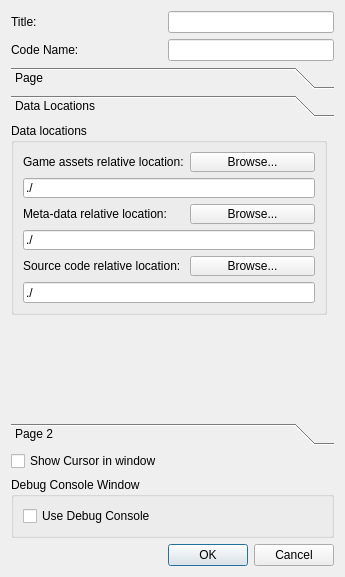
The window that Editor/src/Dialogs/DlgProjectSettings.ui (GameOverture/HarmonyEngine) describes before a commit, drawn with Qt 5.
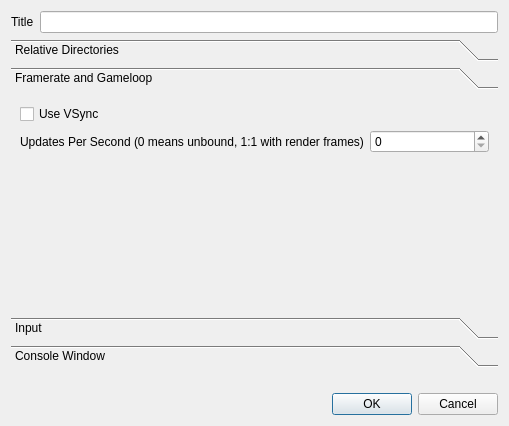
The same window after the commit. The open tabs and pages were chosen to show the change. Icons and pictures are not drawn. Custom widgets are drawn as their Qt base class.

Commit message: Project settings dialog wip

What changed in the file:
```diff
--- a/Editor/src/Dialogs/DlgProjectSettings.ui
+++ b/Editor/src/Dialogs/DlgProjectSettings.ui
@@ -6,35 +6,29 @@
    <rect>
     <x>0</x>
     <y>0</y>
-    <width>334</width>
-    <height>577</height>
+    <width>509</width>
+    <height>426</height>
    </rect>
   </property>
   <property name="windowTitle">
    <string>Dialog</string>
   </property>
-  <layout class="QFormLayout" name="formLayout_2">
-   <item row="0" column="0">
-    <widget class="QLabel" name="lblGameTitle">
-     <property name="text">
-      <string>Title:</string>
-     </property>
-    </widget>
+  <layout class="QVBoxLayout" name="verticalLayout">
+   <item>
+    <layout class="QFormLayout" name="formLayout_3">
+     <item row="0" column="0">
+      <widget class="QLabel" name="lblGameTitle">
+       <property name="text">
+        <string>Title</string>
+       </property>
+      </widget>
+     </item>
+     <item row="0" column="1">
+      <widget class="QLineEdit" name="txtTitleName"/>
+     </item>
+    </layout>
    </item>
-   <item row="0" column="1">
-    <widget class="QLineEdit" name="txtTitleName"/>
-   </item>
-   <item row="1" column="0">
-    <widget class="QLabel" name="label_4">
-     <property name="text">
-      <string>Code Name:</string>
-     </property>
-    </widget>
-   </item>
-   <item row="1" column="1">
-    <widget class="QLineEdit" name="txtCodeName"/>
-   </item>
-   <item row="2" column="0" colspan="2">
+   <item>
     <widget class="QToolBox" name="toolBox">
      <property name="currentIndex">
       <number>2</number>
@@ -49,7 +43,7 @@
        </rect>
       </property>
       <attribute name="label">
-       <string>Page</string>
+       <string>Relative Directories</string>
       </attribute>
      </widget>
      <widget class="QWidget" name="page">
@@ -57,144 +51,53 @@
        <rect>
         <x>0</x>
         <y>0</y>
-        <width>98</width>
-        <height>28</height>
+        <width>491</width>
+        <height>224</height>
        </rect>
       </property>
       <attribute name="label">
-       <string>Data Locations</string>
+       <string>Framerate and Gameloop</string>
       </attribute>
-      <widget class="QGroupBox" name="groupBox_3">
-       <property name="geometry">
-        <rect>
-         <x>0</x>
-         <y>0</y>
-         <width>316</width>
-         <height>192</height>
-        </rect>
-       </property>
-       <property name="title">
-        <string>Data locations</string>
-       </property>
-       <layout class="QFormLayout" name="formLayout_3">
-        <item row="0" column="0">
-         <widget class="QLabel" name="label_5">
-          <property name="text">
-           <string>Game assets relative location:</string>
-          </property>
-         </widget>
-        </item>
-        <item row="2" column="0">
-         <widget class="QLabel" name="label_6">
-          <property name="text">
-           <string>Meta-data relative location:</string>
-          </property>
-         </widget>
-        </item>
-        <item row="4" column="0">
-         <widget class="QLabel" name="label_7">
-          <property name="text">
-           <string>Source code relative location:</string>
-          </property>
-         </widget>
-        </item>
-        <item row="0" column="1">
-         <widget class="QPushButton" name="btnBrowseAssets">
-          <property name="text">
-           <string>Browse...</string>
-          </property>
-         </widget>
-        </item>
-        <item row="2" column="1">
-         <widget class="QPushButton" name="btnBrowseMetaData">
-          <property name="text">
-           <string>Browse...</string>
-          </property>
-         </widget>
-        </item>
-        <item row="4" column="1">
-         <widget class="QPushButton" name="btnBrowseSource">
-          <property name="text">
-           <string>Browse...</string>
-          </property>
-         </widget>
-        </item>
-        <item row="3" column="0" colspan="2">
-         <widget class="QLineEdit" name="txtMetaDataLocation">
-          <property name="text">
-           <string>./</string>
-          </property>
-          <property name="readOnly">
-           <bool>true</bool>
-          </property>
-         </widget>
-        </item>
-        <item row="5" column="0" colspan="2">
-         <widget class="QLineEdit" name="txtSourceLocation">
-          <property name="text">
-           <string>./</string>
-          </property>
-          <property name="readOnly">
-           <bool>true</bool>
-          </property>
-         </widget>
-        </item>
-        <item row="1" column="0" colspan="2">
-         <widget class="QLineEdit" name="txtAssetsLocation">
-          <property name="text">
-           <string>./</string>
-          </property>
-          <property name="readOnly">
-           <bool>true</bool>
-          </property>
-         </widget>
-        </item>
-       </layout>
-       <zorder>label_5</zorder>
-       <zorder>txtAssetsLocation</zorder>
-       <zorder>label_6</zorder>
-       <zorder>txtMetaDataLocation</zorder>
-       <zorder>label_7</zorder>
-       <zorder>txtSourceLocation</zorder>
-       <zorder>btnBrowseAssets</zorder>
-       <zorder>btnBrowseMetaData</zorder>
-       <zorder>btnBrowseSource</zorder>
-      </widget>
-     </widget>
-     <widget class="QWidget" name="page_2">
-      <property name="geometry">
-       <rect>
-        <x>0</x>
-        <y>0</y>
-        <width>316</width>
-        <height>69</height>
-       </rect>
-      </property>
-      <attribute name="label">
-       <string>Page 2</string>
-      </attribute>
-      <layout class="QFormLayout" name="formLayout_4">
+      <layout class="QFormLayout" name="formLayout_2">
        <item row="0" column="0">
+        <widget class="QCheckBox" name="chkVSync">
+         <property name="text">
+          <string>Use VSync</string>
+         </property>
+        </widget>
+       </item>
+       <item row="1" column="0">
         <widget class="QLabel" name="label_10">
          <property name="text">
-          <string>Initial Update FPS Cap (throttle)</string>
+          <string>Updates Per Second (0 means unbound, 1:1 with render frames)</string>
          </property>
         </widget>
        </item>
-       <item row="0" column="1">
-        <widget class="QSpinBox" name="sbUpdateFpsCap">
+       <item row="1" column="1">
+        <widget class="QSpinBox" name="sbUpdatePerSec">
          <property name="maximum">
           <number>300</number>
          </property>
         </widget>
        </item>
-       <item row="1" column="0">
-        <widget class="QLabel" name="label_8">
+      </layout>
+     </widget>
+     <widget class="QWidget" name="page_5">
+      <attribute name="label">
+       <string>Input</string>
+      </attribute>
+      <layout class="QFormLayout" name="formLayout_4">
+       <item row="0" column="0" colspan="2">
+        <widget class="QCheckBox" name="chkShowCursor">
          <property name="text">
-          <string/>
+          <string>Show Mouse Cursor in window</string>
          </property>
-         <property name="pixmap">
-          <pixmap resource="../../data/HyEditor.qrc">:/icons16x16/sprite-applyToAll.png</pixmap>
+        </widget>
+       </item>
+       <item row="1" column="0">
+        <widget class="QLabel" name="label">
+         <property name="text">
+          <string>Number of Input Maps</string>
          </property>
         </widget>
        </item>
@@ -203,32 +106,40 @@
        </item>
       </layout>
      </widget>
+     <widget class="QWidget" name="page_6">
+      <attribute name="label">
+       <string>Console Window</string>
+      </attribute>
+      <layout class="QVBoxLayout" name="verticalLayout_2">
+       <item>
+        <widget class="QGroupBox" name="grpConsoleWindow">
+         <property name="title">
+          <string>Use Console Window</string>
+         </property>
+         <property name="checkable">
+          <bool>true</bool>
+         </property>
+         <layout class="QFormLayout" name="formLayout"/>
+        </widget>
+       </item>
+      </layout>
+     </widget>
     </widget>
    </item>
-   <item row="4" column="0">
-    <widget class="QCheckBox" name="chkShowCursor">
+   <item>
+    <widget class="QLabel" name="lblError">
      <property name="text">
-      <string>Show Cursor in window</string>
+      <string/>
      </property>
-    </widget>
-   </item>
-   <item row="5" column="0" colspan="2">
-    <widget class="QGroupBox" name="groupBox">
-     <property name="title">
-      <string>Debug Console Window</string>
+     <property name="textFormat">
+      <enum>Qt::AutoText</enum>
      </property>
-     <layout class="QFormLayout" name="formLayout">
-      <item row="0" column="0">
-       <widget class="QCheckBox" name="checkBox">
-        <property name="text">
-         <string>Use Debug Console</string>
-        </property>
-       </widget>
-      </item>
-     </layout>
+     <property name="alignment">
+      <set>Qt::AlignRight|Qt::AlignTrailing|Qt::AlignVCenter</set>
+     </property>
     </widget>
    </item>
-   <item row="6" column="1">
+   <item>
     <widget class="QDialogButtonBox" name="buttonBox">
      <property name="orientation">
       <enum>Qt::Horizontal</enum>
@@ -240,6 +151,14 @@
    </item>
   </layout>
  </widget>
+ <customwidgets>
+  <customwidget>
+   <class>WgtMakeRelDir</class>
+   <extends>QWidget</extends>
+   <header>WgtMakeRelDir.h</header>
+   <container>1</container>
+  </customwidget>
+ </customwidgets>
  <resources>
   <include location="../../data/HyEditor.qrc"/>
   <include location="../../data/HyEditor.qrc"/>
```
Left out of the diff: 22 changed lines with no effect on the pictures. The commit also changes 4 other files.
